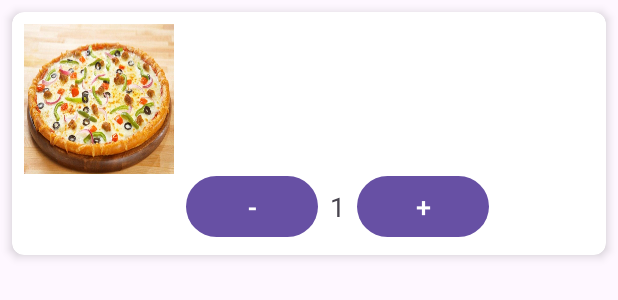
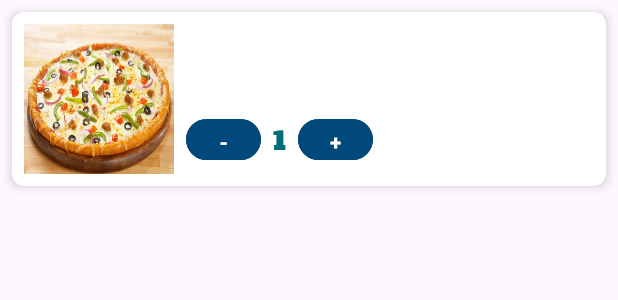
Before and after one commit to Dumuthu2000/Food_Ordering_Mobile_app, an Android app: the layout cart_card.xml on its own in the app's theme, with its tools: preview values and no code run, on a phone screen of 412 x 824 dp. Shown: the top 300 px of the screen. Run offline under Robolectric (Android 15) with nearby library versions, the phone set to English and light mode, and no system bars.

Commit message:
Update cart ui

```diff
--- a/app/src/main/res/layout/cart_card.xml
+++ b/app/src/main/res/layout/cart_card.xml
@@ -19,7 +19,7 @@
             android:scaleType="centerCrop"
             android:background="@drawable/pizza"
             app:layout_constraintTop_toTopOf="parent"
-            app:layout_constraintStart_toStartOf="parent"/>
+            app:layout_constraintStart_toStartOf="parent" />
 
         <LinearLayout
             android:layout_width="0dp"
@@ -29,8 +29,7 @@
             app:layout_constraintEnd_toEndOf="parent"
             app:layout_constraintTop_toTopOf="parent"
             app:layout_constraintBottom_toBottomOf="parent"
-            android:layout_marginStart="8dp"
-            android:layout_marginEnd="8dp">
+            android:layout_marginStart="8dp">
 
             <TextView
                 android:id="@+id/textViewName"
@@ -40,13 +39,6 @@
                 android:textStyle="bold" />
 
             <TextView
-                android:id="@+id/textViewDescription"
-                android:layout_width="wrap_content"
-                android:layout_height="wrap_content"
-                android:textSize="14sp"
-                android:layout_marginTop="4dp" />
-
-            <TextView
                 android:id="@+id/textViewPrice"
                 android:layout_width="wrap_content"
                 android:layout_height="wrap_content"
@@ -54,14 +46,7 @@
                 android:textColor="@android:color/holo_green_dark"
                 android:layout_marginTop="4dp" />
 
-            <TextView
-                android:id="@+id/textViewAvailability"
-                android:layout_width="wrap_content"
-                android:layout_height="wrap_content"
-                android:textSize="12sp"
-                android:layout_marginTop="4dp" />
-
-            <!-- Quantity Controls -->
+            <!-- Quantity controls -->
             <LinearLayout
                 android:layout_width="wrap_content"
                 android:layout_height="wrap_content"
@@ -70,28 +55,35 @@
 
                 <Button
                     android:id="@+id/buttonDecrease"
-                    android:layout_width="wrap_content"
-                    android:layout_height="wrap_content"
-                    android:text="-"
-                    android:textSize="18sp"
-                    android:padding="8dp"/>
+                    android:layout_width="50dp"
+                    android:layout_height="35dp"
+                    android:backgroundTint="@color/navy_blue"
+                    android:padding="5dp"
+                    android:textColor="@color/white"
+                    android:textStyle="bold"
+                    android:text="-" />
 
                 <TextView
                     android:id="@+id/textViewQuantity"
                     android:layout_width="wrap_content"
                     android:layout_height="wrap_content"
-                    android:text="1"
-                    android:textSize="18sp"
-                    android:padding="8dp"
-                    android:layout_gravity="center"/>
+                    android:layout_marginLeft="8dp"
+                    android:layout_marginRight="8dp"
+                    android:textStyle="bold"
+                    android:fontFamily="@font/regular"
+                    android:textSize="16sp"
+                    android:textColor="@color/green"
+                    android:text="1" />
 
                 <Button
                     android:id="@+id/buttonIncrease"
-                    android:layout_width="wrap_content"
-                    android:layout_height="wrap_content"
-                    android:text="+"
-                    android:textSize="18sp"
-                    android:padding="8dp"/>
+                    android:layout_width="50dp"
+                    android:layout_height="35dp"
+                    android:backgroundTint="@color/navy_blue"
+                    android:padding="5dp"
+                    android:textColor="@color/white"
+                    android:textStyle="bold"
+                    android:text="+" />/>
             </LinearLayout>
 
         </LinearLayout>
--- a/app/src/main/res/values/colors.xml
+++ b/app/src/main/res/values/colors.xml
@@ -7,4 +7,8 @@
     <color name="green">#006d77</color>
     <color name="light_purple">#c8e7ff</color>
     <color name="navy_blue">#01497c</color>
+    <color name="red">#d00000</color>
+    <color name="dark_black">#0d1b2a</color>
+    <color name="ash_white">#faf9f9</color>
+    <color name="light_green">#80ed99</color>
 </resources>
```
Also changed, not shown: app/src/main/java/com/example/food_ordering_app/CartActivity.java (+21 -21 lines), app/src/main/java/com/example/food_ordering_app/adapter/CartItemAdapter.java (+17 -24 lines), app/src/main/res/layout/activity_cart.xml (+17 -9 lines).
